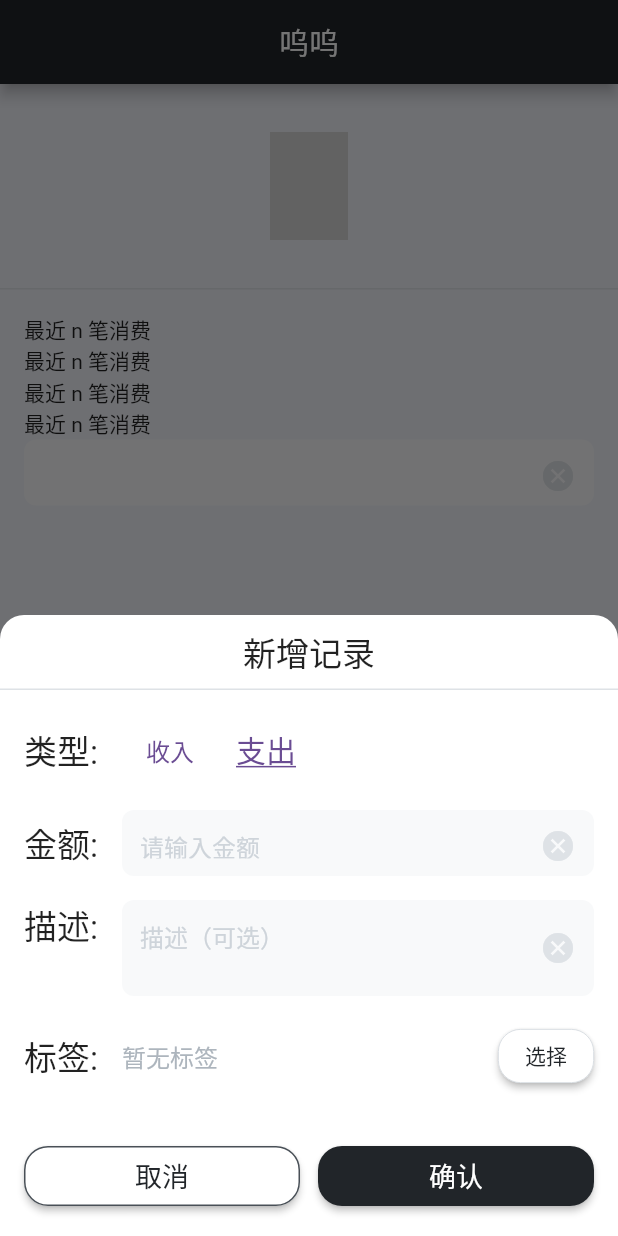
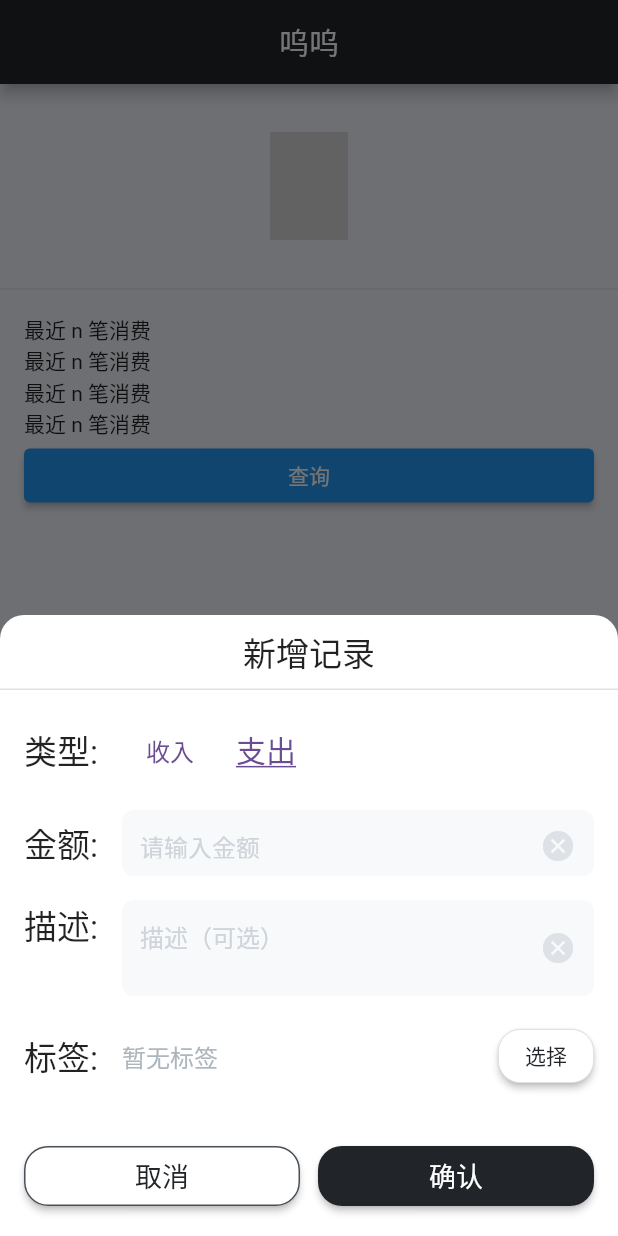
Before and after one commit to lopo12123/wuwu, a Flutter app: the screen it shows after launch, item 2 of the bottom bar chosen, after a tap on the "add" icon, on a phone screen of 412 x 824 dp. Run offline on Flutter 3.47's test engine with Material 2 defaults, Android fonts, the phone set to English and light mode, and no system bars; drawn by our look-alikes of curved_navigation_bar; our stand-ins replace bot_toast, flutter_slidable, get, hive, hive_flutter, isar and 2 more; missing offline and left inert: flip_board, gesture_password_widget, window_manager, windows_single_instance; accounts and stored records are empty; generated files the repository leaves out were written again; Roboto replaces fonts that are missing (ShouShu, XiaoBai).

```diff
--- a/lib/stores/global_store.dart
+++ b/lib/stores/global_store.dart
@@ -1,6 +1,7 @@
 import 'package:get/get.dart';
 import 'package:wuwu/extension/list.dart';
 import 'package:wuwu/stores/hive_store.dart';
+import 'package:wuwu/stores/isar/consumption.dart';
 import 'package:wuwu/stores/isar/tag.dart';
 import 'package:wuwu/stores/db_store.dart';
 import 'package:wuwu/utils/my_toast.dart';
@@ -71,7 +72,11 @@ class GlobalStoreImpl extends GetxService {
 
   // endregion
 
-  // final RxList<Consumption> records = <Consumption>[].obs;
+  // region 记录
+  /// 最近20条
+  final RxList<Consumption> recent20 = <Consumption>[].obs;
+
+  // endregion
 
   /// 同步数据
   Future<void> sync({
@@ -79,7 +84,7 @@ class GlobalStoreImpl extends GetxService {
     homeCfg = false,
     gpsw = false,
     tag = false,
-    // consumption = false,
+    consumption = false,
   }) async {
     if (homeCfg) {
       var cfg = await HiveStoreImpl.getHomeSetting();
@@ -96,6 +101,9 @@ class GlobalStoreImpl extends GetxService {
       tags(await DBStoreImpl.getAllTags());
       SafePrint.info('[sync] tag done.');
     }
+    if(consumption) {
+      // todo
+    }
 
     if (toast) MyToast.success('刷新成功');
   }
@@ -106,6 +114,7 @@ class GlobalStoreImpl extends GetxService {
         homeCfg: true,
         gpsw: true,
         tag: true,
+        consumption: true,
       );
 
   /// 初始化
--- a/lib/views/tab_pages/home.dart
+++ b/lib/views/tab_pages/home.dart
@@ -4,6 +4,8 @@ import 'package:wuwu/components/common/input_box.dart';
 import 'package:wuwu/components/common/styled_text.dart';
 import 'package:wuwu/components/nice_clock.dart';
 import 'package:wuwu/platform_spec/components/tool_bar.dart';
+import 'package:wuwu/stores/db_store.dart';
+import 'package:wuwu/stores/isar/consumption.dart';
 import 'package:wuwu/styles/palette.dart';
 import 'package:wuwu/utils/safe_print.dart';
 import 'package:wuwu/views/bottom_sheet/bs_consumption_create.dart';
@@ -11,9 +13,16 @@ import 'package:wuwu/views/bottom_sheet/bs_consumption_create.dart';
 class HomePage extends StatelessWidget {
   /// 新增一条记录
   Future<void> createConsumptionRecord() async {
-    var record = await Get.bottomSheet(const BSConsumptionCreate());
+    Consumption? consumption = await Get.bottomSheet(
+      const BSConsumptionCreate(),
+      isScrollControlled: true,
+    );
 
-    SafePrint.info('record: $record');
+    if(consumption != null) {
+      DBStoreImpl.addConsumption(consumption);
+    }
+
+    SafePrint.info('consumption: $consumption');
   }
 
   const HomePage({super.key});
@@ -39,7 +48,13 @@ class HomePage extends StatelessWidget {
                 StyledText.ShouShu('最近 n 笔消费'),
                 StyledText.ShouShu('最近 n 笔消费'),
                 StyledText.ShouShu('最近 n 笔消费'),
-                InputBox(numberType: true),
+                ElevatedButton(
+                  onPressed: () async {
+                    var r = await DBStoreImpl.getConsumptionByTime();
+                    SafePrint.info(r);
+                  },
+                  child: StyledText.ShouShu('查询'),
+                ),
               ],
             ),
           ),
```
